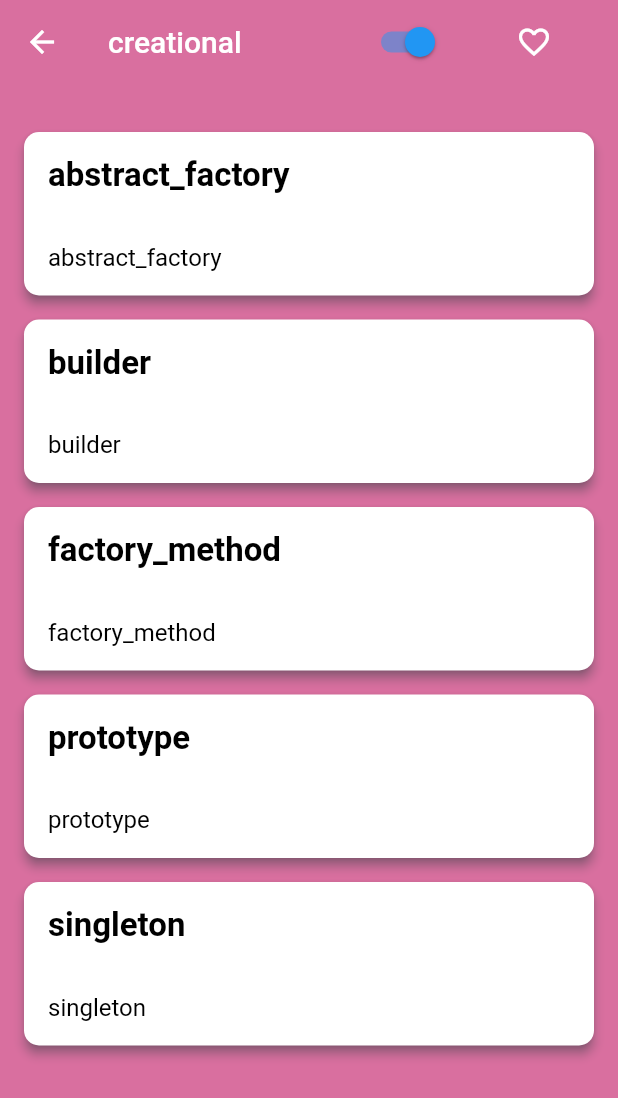
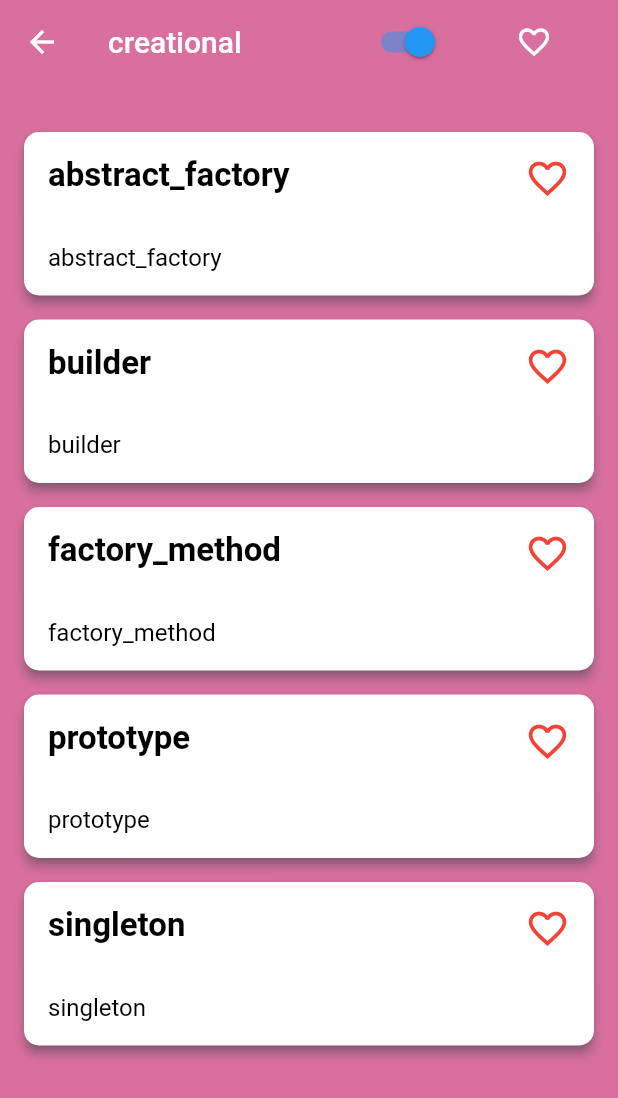
Before and after one commit to egrischenkov/flutter_design_patterns_app, a Flutter app: the screen it shows after launch, after a tap on an icon or button, on a phone screen of 412 x 824 dp. Shown: the top 1098 px of the screen. Run offline on Flutter 3.47's test engine with Material 2 defaults, Android fonts, the light colour scheme and no system bars; our stand-ins replace faker, flutter_markdown, font_awesome_flutter, sqflite; accounts and stored records are empty.

Commit message:
2021-11-06 version: 1.0.1+1 Release: realize storing favorite patterns in database & adapt app for interacting with "favorite" logic

```diff
--- /dev/null
+++ b/lib/initializer.dart
@@ -0,0 +1,38 @@
+import 'package:flutter/material.dart';
+import 'package:provider/provider.dart';
+
+import 'entity/design_pattern.dart';
+import 'entity/design_pattern_type.dart';
+import 'entity/repository/design_patterns_repository.dart';
+import 'logic/database/database_provider.dart';
+import 'logic/navigation/app_router.dart';
+import 'logic/provider/favorite_model.dart';
+import 'utils/utils.dart';
+
+class Initializer {
+  DesignPatternsRepository repository = DesignPatternsRepository();
+
+  List<DesignPattern> _convertPatternTypesToPatternsList(
+      List<DesignPatternType> types) {
+    var patterns = <DesignPattern>[];
+
+    for (var type in types) {
+      patterns.addAll(type.designPatterns);
+    }
+
+    return patterns;
+  }
+
+  Future init(BuildContext context) {
+    return repository.init().then((patternsConfig) async {
+      final patternTypes = patternsConfig.patternTypes;
+
+      final patterns = _convertPatternTypesToPatternsList(patternTypes);
+
+      await DatabaseProvider.instance.initDatabase(patterns);
+      await context.read<FavoriteModel>().loadFavoriteDesignPatterns();
+
+      navigate(Navigation.mainRoute, replace: true, argument: patternTypes);
+    });
+  }
+}
--- /dev/null
+++ b/lib/logic/database/database_provider.dart
@@ -0,0 +1,84 @@
+import 'package:path/path.dart';
+import 'package:path_provider/path_provider.dart';
+import 'package:sqflite/sqflite.dart';
+
+import '../../entity/design_pattern.dart';
+
+const tableName = 'favorite';
+
+class DatabaseProvider {
+  static DatabaseProvider? _dbProvider;
+  static Database? _database;
+
+  DatabaseProvider._();
+
+  static get instance {
+    if (_dbProvider == null) {
+      _dbProvider = DatabaseProvider._();
+    }
+    return _dbProvider;
+  }
+
+  Future<Database> initDatabase(List<DesignPattern> patterns) async {
+    final documentsDirectory = await getApplicationDocumentsDirectory();
+    final path = join(documentsDirectory.path, 'favorite.db');
+    return openDatabase(
+      path,
+      version: 1,
+      onCreate: (db, version) async {
+        await db.execute('CREATE TABLE favorite ('
+            'favorite_id INTEGER PRIMARY KEY AUTOINCREMENT, '
+            'pattern_name VARCHAR(25), '
+            'is_favorite INTEGER DEFAULT 0'
+            ');');
+        await _fillFavoriteTable(db, patterns);
+      },
+    ).then((database) => _database = database);
+  }
+
+  String _convertPatternsToValuesString(List<DesignPattern> patterns) {
+    var valuesString = '';
+
+    for (var patternIndex = 0; patternIndex < patterns.length; patternIndex++) {
+      valuesString +=
+          '("${patterns[patternIndex].id}")${patternIndex == patterns.length - 1 ? '' : ', '}';
+    }
+
+    return valuesString;
+  }
+
+  Future _fillFavoriteTable(Database database, List<DesignPattern> patterns) {
+    return database.execute('INSERT INTO favorite (pattern_name) '
+        'VALUES ${_convertPatternsToValuesString(patterns)}');
+  }
+
+  Future<List<DesignPattern>> getFavoritePatterns() async {
+    final rawList = await _database!.rawQuery('SELECT pattern_name '
+        'FROM favorite '
+        'WHERE is_favorite = 1');
+    var favoritePatternsList = <DesignPattern>[];
+
+    if (rawList.isNotEmpty) {
+      favoritePatternsList.addAll(rawList.map((raw) {
+        var newRaw = <String, dynamic>{};
+        newRaw['id'] = raw['pattern_name'];
+        newRaw['route'] = '/${raw['pattern_name']}';
+        return DesignPattern.fromJson(newRaw);
+      }).toList());
+    }
+
+    return favoritePatternsList;
+  }
+
+  Future addFavoriteDesignPattern(DesignPattern pattern) {
+    return _database!.execute('UPDATE favorite '
+        'SET is_favorite = 1 '
+        'WHERE pattern_name = "${pattern.id}"');
+  }
+
+  Future removeFromFavoriteDesignPattern(DesignPattern pattern) {
+    return _database!.execute('UPDATE favorite '
+        'SET is_favorite = 0 '
+        'WHERE pattern_name = "${pattern.id}"');
+  }
+}
--- a/lib/logic/navigation/app_router.dart
+++ b/lib/logic/navigation/app_router.dart
@@ -4,6 +4,7 @@ import '../../entity/design_pattern_type.dart';
 import '../../ui/page_state_factory.dart';
 import '../../ui/pages/category_page_state.dart';
 import '../../ui/pages/details_page_state.dart';
+import '../../ui/pages/favorite_page_state.dart';
 import '../../ui/pages/init_page_state.dart';
 import '../../ui/pages/main_page_state.dart';
 import '../../ui/pattern_widgets/abstract_factory/widgets/abstract_factory_pattern_widget.dart';
@@ -76,6 +77,15 @@ class AppRouter {
             ),
           ),
         );
+      case Navigation.favoriteRoute:
+        final navigateArgument = _checkArgument<Map<String, dynamic>>(routeSettings.arguments);
+        return MaterialPageRoute(
+          builder: (context) => PageStateFactory(
+            concreteState: () => FavoritePageState(
+              color: navigateArgument['color'],
+            ),
+          ),
+        );
       case Navigation.abstractFactoryRoute:
         return _buildDesignPatternDetailsPageRoute(routeSettings, AbstractFactoryPatternWidget());
       case Navigation.adapterRoute:
@@ -130,6 +140,7 @@ class Navigation {
   static const String initRoute = '/';
   static const String mainRoute = '/main_page';
   static const String categoryRoute = '/category_page';
+  static const String favoriteRoute = '/favorite_page';
   static const String abstractFactoryRoute = '/abstract_factory';
   static const String adapterRoute = '/adapter';
   static const String bridgeRoute = '/bridge';
--- /dev/null
+++ b/lib/logic/provider/favorite_model.dart
@@ -0,0 +1,47 @@
+import 'package:flutter/cupertino.dart';
+import 'package:flutter/material.dart';
+
+import '../../entity/design_pattern.dart';
+import '../database/database_provider.dart';
+
+class FavoriteModel extends ChangeNotifier {
+  var favoritePatterns = <DesignPattern>[];
+
+  Future<List<DesignPattern>> loadFavoriteDesignPatterns() async {
+    favoritePatterns = await DatabaseProvider.instance.getFavoritePatterns();
+    return favoritePatterns;
+  }
+
+  void _showSnackBar(BuildContext context, String text) {
+    ScaffoldMessenger.of(context).showSnackBar(SnackBar(
+      content: Text(text),
+      duration: Duration(milliseconds: 1200),
+    ));
+  }
+
+  Future<void> addToFavorite(BuildContext context, DesignPattern pattern) async {
+    await DatabaseProvider.instance.addFavoriteDesignPattern(pattern);
+    favoritePatterns.add(pattern);
+    _showSnackBar(context, '${pattern.id} add to favorite');
+    notifyListeners();
+  }
+
+  Future<void> removeFromFavorite(BuildContext context, DesignPattern pattern) async {
+    await DatabaseProvider.instance.removeFromFavoriteDesignPattern(pattern);
+    favoritePatterns.removeWhere((favoritePattern) {
+      return favoritePattern.id == pattern.id;
+    });
+    _showSnackBar(context, '${pattern.id} remove from favorite');
+    notifyListeners();
+  }
+
+  bool isFavorite(DesignPattern pattern) {
+    for (var favoritePattern in favoritePatterns) {
+      if (favoritePattern.id == pattern.id) {
+        return true;
+      }
+    }
+
+    return false;
+  }
+}
--- a/lib/main.dart
+++ b/lib/main.dart
@@ -1,7 +1,9 @@
 import 'package:flutter/material.dart';
 import 'package:flutter/services.dart';
+import 'package:provider/provider.dart';
 
 import 'logic/navigation/app_router.dart';
+import 'logic/provider/favorite_model.dart';
 import 'utils/const.dart';
 
 void main() async {
@@ -13,7 +15,9 @@ void main() async {
 class App extends StatelessWidget {
   @override
   Widget build(BuildContext context) {
-    return MaterialApp(
+    return ChangeNotifierProvider(
+      create: (context) => FavoriteModel(),
+      builder: (context, child) => MaterialApp(
         title: 'Flutter Design Patterns App',
         theme: ThemeData(
           primarySwatch: Colors.blue,
@@ -23,6 +27,7 @@ class App extends StatelessWidget {
         ),
         navigatorKey: globalKey,
         onGenerateRoute: AppRouter.generateRoute,
+      ),
     );
   }
 }
--- a/lib/ui/base_page_state.dart
+++ b/lib/ui/base_page_state.dart
@@ -6,13 +6,15 @@ import 'widgets/appbar/curved_app_bar_widget.dart';
 import 'widgets/appbar/standard_app_bar_widget.dart';
 
 abstract class BasePageState extends State<PageStateFactory> {
-  Widget buildBody();
+  Widget buildBody(BuildContext context);
 
   Color? backgroundColor() => Colors.white;
 
   bool isCurvedAppBar() => true;
 
   String? getTitle();
+
+  bool isFavoritePage() => false;
 
   Widget? appBar() {
     return isCurvedAppBar()
@@ -24,6 +26,7 @@ abstract class BasePageState extends State<PageStateFactory> {
         : StandardAppBarWidget(
             backgroundColor: backgroundColor()!,
             title: getTitle()!,
+            isFavoritePage: isFavoritePage(),
           );
   }
 
@@ -37,7 +40,7 @@ abstract class BasePageState extends State<PageStateFactory> {
           mainAxisSize: MainAxisSize.min,
           children: [
             appBar() ?? SizedBox.shrink(),
-            Expanded(child: buildBody()),
+            Expanded(child: buildBody(context)),
           ],
         ),
       ),
--- a/lib/ui/items/app_bar_item.dart
+++ b/lib/ui/items/app_bar_item.dart
@@ -5,26 +5,25 @@ import '../widgets/vertical_space.dart';
 class AppBarItem extends StatelessWidget {
   final Widget widget;
   final String title;
+  final VoidCallback onTap;
 
-  AppBarItem(this.widget, this.title);
+  AppBarItem(this.widget, this.title, this.onTap);
 
   @override
   Widget build(BuildContext context) {
     return Material(
+      color: Colors.transparent,
       borderRadius: BorderRadius.circular(20),
       child: InkWell(
         borderRadius: BorderRadius.circular(20),
-        onTap: () => print('onTap'),
+        onTap: onTap,
         child: Padding(
           padding: EdgeInsets.all(8),
           child: Column(
             mainAxisSize: MainAxisSize.min,
             crossAxisAlignment: CrossAxisAlignment.center,
             children: [
-              SizedBox(
-                height: 40,
-                child: FittedBox(child: widget),
-              ),
+              widget,
               VerticalSpace(),
               Text(
                 title,
--- a/lib/ui/items/standard_list_item.dart
+++ b/lib/ui/items/standard_list_item.dart
@@ -7,8 +7,15 @@ import '../widgets/vertical_space.dart';
 class StandardListItem extends StatelessWidget {
   final DesignPattern designPattern;
   final VoidCallback onTap;
+  final VoidCallback onFavoriteTap;
+  final bool isFavorite;
 
-  const StandardListItem({required this.designPattern, required this.onTap});
+  const StandardListItem({
+    required this.designPattern,
+    required this.onTap,
+    required this.onFavoriteTap,
+    this.isFavorite = true,
+  });
 
   @override
   Widget build(BuildContext context) {
@@ -21,17 +28,35 @@ class StandardListItem extends StatelessWidget {
         elevation: 3,
         child: Padding(
           padding: const EdgeInsets.symmetric(vertical: 16, horizontal: 16),
-          child: Column(
+          child: Row(
+            mainAxisAlignment: MainAxisAlignment.spaceBetween,
             crossAxisAlignment: CrossAxisAlignment.start,
             children: [
-              Text(
-                designPattern.id,
-                style: TextStyle(fontSize: 22, color: listTileTextLightColor, fontWeight: FontWeight.bold),
+              Column(
+                crossAxisAlignment: CrossAxisAlignment.start,
+                children: [
+                  Text(
+                    designPattern.id,
+                    style: TextStyle(
+                        fontSize: 22,
+                        color: listTileTextLightColor,
+                        fontWeight: FontWeight.bold),
+                  ),
+                  VerticalSpace(32),
+                  Text(
+                    designPattern.id,
+                    style:
+                        TextStyle(fontSize: 16, color: listTileTextLightColor),
+                  ),
+                ],
               ),
-              VerticalSpace(32),
-              Text(
-                designPattern.id,
-                style: TextStyle(fontSize: 16, color: listTileTextLightColor),
+              InkWell(
+                child: Icon(
+                  isFavorite ? Icons.favorite : Icons.favorite_outline,
+                  color: Colors.red,
+                  size: 30,
+                ),
+                onTap: onFavoriteTap,
               ),
             ],
           ),
--- a/lib/ui/pages/category_page_state.dart
+++ b/lib/ui/pages/category_page_state.dart
@@ -1,6 +1,9 @@
 import 'package:flutter/material.dart';
+import 'package:provider/provider.dart';
 
+import '../../entity/design_pattern.dart';
 import '../../entity/design_pattern_type.dart';
+import '../../logic/provider/favorite_model.dart';
 import '../../utils/utils.dart';
 import '../base_page_state.dart';
 import '../items/standard_list_item.dart';
@@ -21,8 +24,19 @@ class CategoryPageState extends BasePageState {
   @override
   String getTitle() => designPatternType.id;
 
+  bool _isFavorite(FavoriteModel favoriteModel, DesignPattern pattern) {
+    return favoriteModel.isFavorite(pattern);
+  }
+
+  Future _onFavoriteTap(BuildContext context, FavoriteModel favoriteModel, DesignPattern pattern) {
+    return favoriteModel.isFavorite(pattern)
+        ? favoriteModel.removeFromFavorite(context, pattern)
+        : favoriteModel.addToFavorite(context, pattern);
+  }
+
   @override
-  Widget buildBody() {
+  Widget buildBody(BuildContext context) {
+    final favoriteModel = context.watch<FavoriteModel>();
     return Container(
       color: color,
       child: ListView.separated(
@@ -35,9 +49,18 @@ class CategoryPageState extends BasePageState {
             onTap: () {
               navigate(
                 '/${designPattern.id.toString()}',
-                argument: {"design_pattern": designPattern, "app_bar_color": color},
+                argument: {
+                  "design_pattern": designPattern,
+                  "app_bar_color": color,
+                },
               );
             },
+            onFavoriteTap: () async => await _onFavoriteTap(
+              context,
+              favoriteModel,
+              designPattern,
+            ),
+            isFavorite: _isFavorite(favoriteModel, designPattern),
           );
         },
         separatorBuilder: (context, _) => VerticalSpace(),
--- a/lib/ui/pages/details_page_state.dart
+++ b/lib/ui/pages/details_page_state.dart
@@ -32,7 +32,7 @@ class DetailsPageState extends BasePageState
   }
 
   @override
-  Widget buildBody() {
+  Widget buildBody(BuildContext context) {
     return Column(
       mainAxisSize: MainAxisSize.min,
       children: [
--- /dev/null
+++ b/lib/ui/pages/favorite_page_state.dart
@@ -0,0 +1,80 @@
+import 'package:flutter/material.dart';
+import 'package:provider/provider.dart';
+
+import '../../entity/design_pattern.dart';
+import '../../logic/provider/favorite_model.dart';
+import '../../utils/utils.dart';
+import '../base_page_state.dart';
+import '../items/standard_list_item.dart';
+import '../widgets/vertical_space.dart';
+
+class FavoritePageState extends BasePageState {
+  final Color color;
+
+  FavoritePageState({required this.color});
+
+  @override
+  bool isFavoritePage() => true;
+
+  @override
+  bool isCurvedAppBar() => false;
+
+  @override
+  Color? backgroundColor() => color;
+
+  @override
+  String? getTitle() => 'Favorite';
+
+  Future<void> _onFavoriteTap(BuildContext context, FavoriteModel favoriteModel,
+      DesignPattern pattern) {
+    return favoriteModel.removeFromFavorite(context, pattern);
+  }
+
+  @override
+  Widget buildBody(BuildContext context) {
+    final favoriteModel = context.watch<FavoriteModel>();
+    final favoritePatterns = favoriteModel.favoritePatterns;
+
+    return Container(
+      padding: const EdgeInsets.symmetric(horizontal: 16),
+      color: color,
+      child: favoritePatterns.isEmpty
+          ? Center(
+              child: Text(
+                'Oops, no favorite patterns yet!',
+                style: TextStyle(
+                  color: Colors.white,
+                  fontWeight: FontWeight.bold,
+                  fontSize: 20,
+                ),
+              ),
+            )
+          : ListView.separated(
+              padding: EdgeInsets.symmetric(vertical: 32, horizontal: 16),
+              itemCount: favoritePatterns.length,
+              itemBuilder: (context, index) {
+                final designPattern = favoritePatterns[index];
+                return StandardListItem(
+                  designPattern: designPattern,
+                  onTap: () {
+                    navigate(
+                      '/${designPattern.id.toString()}',
+                      argument: {
+                        "design_pattern": designPattern,
+                        "app_bar_color": color,
+                      },
+                      replace: true,
+                    );
+                  },
+                  onFavoriteTap: () async => await _onFavoriteTap(
+                    context,
+                    favoriteModel,
+                    designPattern,
+                  ),
+                );
+              },
+              separatorBuilder: (context, _) => VerticalSpace(),
+            ),
+    );
+  }
+}
--- a/lib/ui/pages/init_page_state.dart
+++ b/lib/ui/pages/init_page_state.dart
@@ -1,20 +1,13 @@
 import 'package:flutter/material.dart';
-import '../../entity/repository/design_patterns_repository.dart';
-
-import '../../logic/navigation/app_router.dart';
-import '../../utils/utils.dart';
+import '../../initializer.dart';
 import '../base_page_state.dart';
 
 class InitPageState extends BasePageState {
-  late DesignPatternsRepository repository;
+  final Initializer _initializer = Initializer();
 
   @override
   void initState() {
-    repository = DesignPatternsRepository();
-    repository.init().then((patternsConfig) {
-      final patternTypes = patternsConfig.patternTypes;
-      navigate(Navigation.mainRoute, replace: true, argument: patternTypes);
-    });
+    _initializer.init(context);
     super.initState();
   }
 
@@ -25,7 +18,7 @@ class InitPageState extends BasePageState {
   String? getTitle() => null;
 
   @override
-  Widget buildBody() {
+  Widget buildBody(BuildContext context) {
     return Center(
       child: FlutterLogo(),
     );
--- a/lib/ui/pages/main_page_state.dart
+++ b/lib/ui/pages/main_page_state.dart
@@ -6,12 +6,6 @@ import '../../utils/app_colors.dart';
 import '../../utils/utils.dart';
 import '../base_page_state.dart';
 import '../items/curved_list_item.dart';
-
-enum ListItemColors {
-  firstColor,
-  secondColor,
-  thirdColor,
-}
 
 class MainPageState extends BasePageState {
   final List<DesignPatternType> patternTypes;
@@ -37,7 +31,7 @@ class MainPageState extends BasePageState {
   }
 
   @override
-  Widget buildBody() {
+  Widget buildBody(BuildContext context) {
     return Container(
       color: mainPageBackgroundColorLight,
       child: ListView.builder(
--- a/lib/ui/widgets/appbar/curved_app_bar_widget.dart
+++ b/lib/ui/widgets/appbar/curved_app_bar_widget.dart
@@ -1,6 +1,10 @@
 import 'package:flutter/material.dart';
 
+import '../../../logic/navigation/app_router.dart';
+import '../../../utils/app_colors.dart';
+import '../../../utils/utils.dart';
 import '../../items/app_bar_item.dart';
+import '../heart_animated_widget.dart';
 import '../horizontal_space.dart';
 import '../vertical_space.dart';
 
@@ -47,17 +51,24 @@ class CurvedAppBarWidget extends StatelessWidget {
                   crossAxisAlignment: CrossAxisAlignment.end,
                   children: [
                     AppBarItem(
-                        Switch(
-                          onChanged: (_) {},
-                          value: true,
-                        ),
-                        'Theme'),
+                      Switch(
+                        onChanged: (_) {},
+                        value: true,
+                      ),
+                      'Theme',
+                      () => {print('onTap')},
+                    ),
                     HorizontalSpace(32),
                     AppBarItem(
-                        Icon(
-                          Icons.favorite_border,
-                        ),
-                        'Favorite'),
+                      HeartAnimatedWidget(),
+                      'Favorite',
+                      () {
+                        navigate(
+                          Navigation.favoriteRoute,
+                          argument: {'color': favoritePageBackgroundColorLight},
+                        );
+                      },
+                    ),
                   ],
                 ),
               ],
--- a/lib/ui/widgets/appbar/standard_app_bar_widget.dart
+++ b/lib/ui/widgets/appbar/standard_app_bar_widget.dart
@@ -1,23 +1,44 @@
 import 'package:flutter/material.dart';
+
+import '../../../logic/navigation/app_router.dart';
 import '../../../utils/app_colors.dart';
-
+import '../../../utils/utils.dart';
 import '../horizontal_space.dart';
 
 class StandardAppBarWidget extends StatelessWidget {
   final Color backgroundColor;
   final String title;
+  final bool isFavoritePage;
 
-  StandardAppBarWidget({required this.title, required this.backgroundColor});
+  StandardAppBarWidget(
+      {required this.title,
+      required this.backgroundColor,
+      this.isFavoritePage = false});
 
   @override
   Widget build(BuildContext context) {
     return AppBar(
       backgroundColor: backgroundColor,
-      title: Text(title, style: TextStyle(color: appBarTextLightColor),),
+      title: Text(
+        title,
+        style: TextStyle(color: appBarTextLightColor),
+      ),
       actions: [
-        Switch(value: true, onChanged: (_) {},),
+        Switch(
+          value: true,
+          onChanged: (_) {},
+        ),
         HorizontalSpace(32),
-        IconButton(icon: Icon(Icons.favorite_border), onPressed: () {  },),
+        if (!isFavoritePage)
+          IconButton(
+            icon: Icon(Icons.favorite_border),
+            onPressed: () {
+              navigate(
+                Navigation.favoriteRoute,
+                argument: {'color': favoritePageBackgroundColorLight},
+              );
+            },
+          ),
         HorizontalSpace(32),
       ],
     );
--- /dev/null
+++ b/lib/ui/widgets/heart_animated_widget.dart
@@ -0,0 +1,50 @@
+import 'package:flutter/material.dart';
+
+class HeartAnimatedWidget extends StatefulWidget {
+
+  @override
+  _HeartAnimatedWidgetState createState() => _HeartAnimatedWidgetState();
+}
+
+class _HeartAnimatedWidgetState extends State<HeartAnimatedWidget> with SingleTickerProviderStateMixin {
+  late AnimationController _controller;
+  late Animation<double> _sizeAnimation;
+
+  @override
+  void initState() {
+    _controller = AnimationController(
+      vsync: this,
+      duration: Duration(seconds: 4),
+    )..repeat(reverse: true);
+    _sizeAnimation = Tween<double>(begin: 1.15, end: 1.3).animate(
+      CurvedAnimation(
+        parent: _controller,
+        curve: Curves.elasticOut,
+        reverseCurve: Curves.elasticIn,
+      ),
+    );
+    super.initState();
+  }
+
+  @override
+  void dispose() {
+    _controller.dispose();
+    super.dispose();
+  }
+
+  @override
+  Widget build(BuildContext context) {
+    return ScaleTransition(
+      scale: _sizeAnimation,
+      child: SizedBox(
+        height: 40,
+        child: FittedBox(
+          child: Icon(
+            Icons.favorite_border,
+            color: Colors.red,
+          ),
+        ),
+      ),
+    );
+  }
+}
--- a/lib/utils/app_colors.dart
+++ b/lib/utils/app_colors.dart
@@ -3,6 +3,8 @@ import 'dart:ui';
 import 'package:flutter/material.dart';
 
 const mainPageBackgroundColorLight = Color(0xFF8E93B3);
+
+const favoritePageBackgroundColorLight = Color(0xFF8E93B3);
 
 const firstListTileColorLight = Color(0xFFD96F9F);
 const secondListTileColorLight = Color(0xFF8541B0);
--- a/pubspec.yaml
+++ b/pubspec.yaml
@@ -1,6 +1,6 @@
 name: flutter_design_patterns
 description: App which can help to learning design patterns and implement them with Flutter.
-version: 1.0.0+1
+version: 1.0.1+1
 
 environment:
   sdk: ">=2.12.0 <3.0.0"
@@ -17,6 +17,9 @@ dependencies:
   xml: ^5.3.0
   faker: ^2.0.0
   font_awesome_flutter: ^9.1.0
+  sqflite: ^2.0.0+4
+  path_provider: ^2.0.6
+  path: ^1.8.0
 
 dev_dependencies:
   flutter_test:
```
Also changed, not shown: lib/utils/utils.dart (+17 -7 lines), 4 other files. Lines whose indentation alone changed are shown as unchanged.
